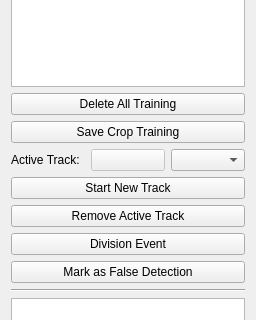
Qt form ilastik/applets/tracking/annotations/drawer.ui (ilastik/ilastik) before a commit; both pictures show x 0 to 256 and y 164 to 484 of the 256 by 1310 pixel window.
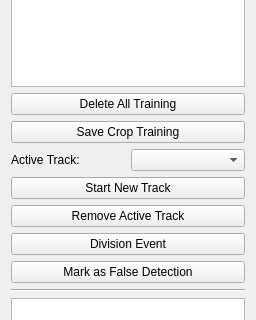
The same form after that commit. Custom widgets are drawn as their Qt base class.

Commit message: track combo box replaces track color button + track spin box

The edit to the form file:
```diff
--- a/ilastik/applets/tracking/annotations/drawer.ui
+++ b/ilastik/applets/tracking/annotations/drawer.ui
@@ -39,6 +39,9 @@
     <layout class="QVBoxLayout" name="verticalLayout">
      <item>
       <layout class="QGridLayout" name="gridLayout_2">
+       <item row="1" column="1">
+        <widget class="QComboBox" name="activeTrackBox"/>
+       </item>
        <item row="1" column="0">
         <widget class="QLabel" name="label">
          <property name="text">
@@ -46,26 +49,6 @@
          </property>
         </widget>
        </item>
-       <item row="1" column="2">
-        <widget class="QComboBox" name="activeTrackBox">
-         <property name="enabled">
-          <bool>true</bool>
-         </property>
-         <property name="editable">
-          <bool>false</bool>
-         </property>
-        </widget>
-       </item>
-       <item row="1" column="1">
-        <widget class="QPushButton" name="trackColorButton">
-         <property name="enabled">
-          <bool>false</bool>
-         </property>
-         <property name="text">
-          <string/>
-         </property>
-        </widget>
-       </item>
       </layout>
      </item>
      <item>
```
Left out of the diff: 1 changed line with no effect on the pictures. The commit also changes 1 other file.
